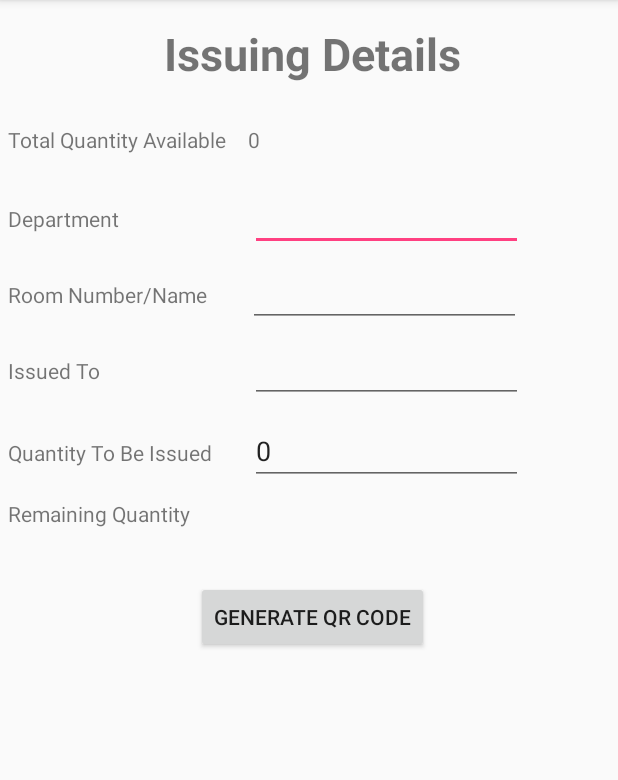
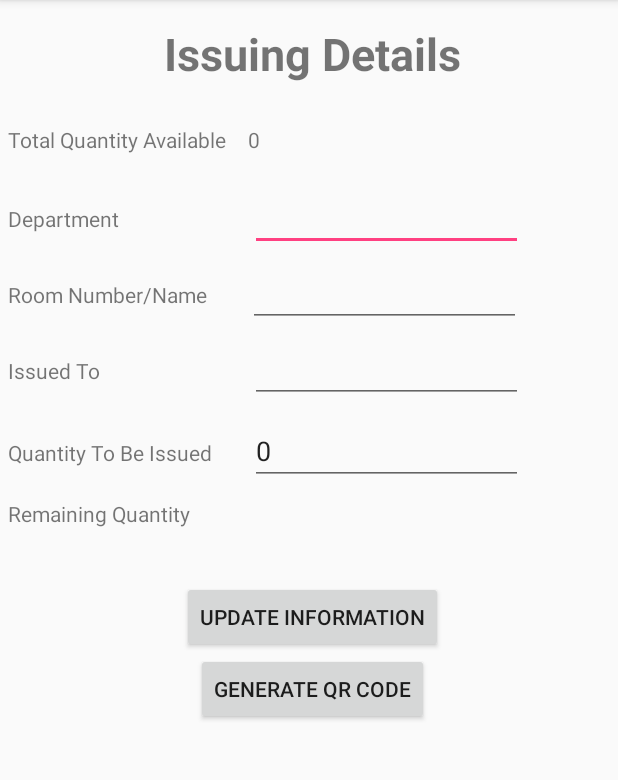
Before and after one commit to PrinceSumberia/assets-management, an Android app: the IssuingAssets screen opened directly, with no data from a screen before it, on a phone screen of 412 x 824 dp, the part 84-864 px from its top. Run offline under Robolectric (Android 15) with nearby library versions, the phone set to English and light mode, and no system bars; our stand-ins replace Firebase (no records; nobody signed in at launch, a user with empty details on screens opened directly); 2 statements that could not run were skipped.

Commit message:
Updated Code

```diff
--- a/app/src/main/java/com/prince/assetManagement/Details.java
+++ b/app/src/main/java/com/prince/assetManagement/Details.java
@@ -173,6 +173,7 @@ public class Details extends AppCompatActivity {
                 asset.put("room", "None");
                 asset.put("quantity_issued", 0);
                 asset.put("remaining_quantity", total_quantity);
+                asset.put("issued_to", "None");
 //                int total_quantity_testing = Integer.parseInt(total_assets);
                 for (int i = 0; i < total_quantity; i++) {
 //                    numView.setText(String.valueOf(i));
--- a/app/src/main/java/com/prince/assetManagement/IssuingAssets.java
+++ b/app/src/main/java/com/prince/assetManagement/IssuingAssets.java
@@ -1,5 +1,6 @@
 package com.prince.assetManagement;
 
+import android.app.ProgressDialog;
 import android.content.Intent;
 import android.os.Bundle;
 import android.support.v7.app.AppCompatActivity;
@@ -18,17 +19,16 @@ import com.google.firebase.firestore.FirebaseFirestore;
 
 import java.util.ArrayList;
 import java.util.Arrays;
-import java.util.List;
 
 public class IssuingAssets extends AppCompatActivity {
     TextView available_quantity_field, remaining_quantity_field;
     EditText department_name_field, room_field, issue_quantity_field, issued_to_field;
-    Button next;
+    Button next, update_info;
     FirebaseAuth mAuth;
     FirebaseFirestore db = FirebaseFirestore.getInstance();
     private String TAG = IssuingAssets.class.getName();
 //    ArrayList<String> document_list = new ArrayList<>();
-
+//
 
     @Override
     protected void onCreate(Bundle savedInstanceState) {
@@ -37,22 +37,23 @@ public class IssuingAssets extends AppCompatActivity {
         available_quantity_field = findViewById(R.id.total_quantity_available);
         department_name_field = findViewById(R.id.department);
         room_field = findViewById(R.id.room_number);
+        update_info = findViewById(R.id.update);
         issue_quantity_field = findViewById(R.id.issue_quantity);
         remaining_quantity_field = findViewById(R.id.remaining_quantity);
         next = findViewById(R.id.next);
         issued_to_field = findViewById(R.id.issued_to);
 
 
-        String document= getIntent().getStringExtra("document_id");
+        final String document = getIntent().getStringExtra("document_id");
         final ArrayList<String> document_list = new ArrayList<>(Arrays.asList(document.split(",")));
 
 
         FirebaseApp.initializeApp(getApplicationContext());
-        String user_id = FirebaseAuth.getInstance().getCurrentUser().getUid();
+        final String user_id = FirebaseAuth.getInstance().getCurrentUser().getUid();
         final String id = getIntent().getStringExtra("id");
 
-        final int total_quantity = getIntent().getIntExtra("totalQuantity",0);
-        Log.e(TAG, "Total quantity getting is" + total_quantity );
+        final int total_quantity = getIntent().getIntExtra("totalQuantity", 0);
+        Log.e(TAG, "Total quantity getting is" + total_quantity);
         available_quantity_field.setText(String.valueOf(total_quantity));
         String department = department_name_field.getText().toString();
         String room_number = room_field.getText().toString();
@@ -72,24 +73,19 @@ public class IssuingAssets extends AppCompatActivity {
                     int quantity_issued = Integer.parseInt(str_quantity_issued);
                     int remaining_quantity = total_quantity - quantity_issued;
                     remaining_quantity_field.setText(String.valueOf(remaining_quantity));
+                } catch (Exception e) {
+                    Log.e(TAG, "onTextChanged: Exception Occurred!");
                 }
-                catch (Exception e){
-                    Log.e(TAG, "onTextChanged: Exception Occurred!" );
-                }
-
-
             }
 
             @Override
             public void afterTextChanged(Editable editable) {
             }
         });
-//        int remaining_quantity = total_quantity - quantity_issued;
-//        remaining_quantity_field.setText(String.valueOf(remaining_quantity));
 
-//        Toast.makeText(this, "Total Quantity is" + total_quantity, Toast.LENGTH_SHORT).show();
 
         final String detectedObject = getIntent().getStringExtra("detectedObject");
+        Log.e(TAG, "Document list is getting ready" + document_list.toString());
 //        Toast.makeText(this, "Document list is " + document_list.toString(), Toast.LENGTH_SHORT).show();
         next.setOnClickListener(new View.OnClickListener() {
             @Override
@@ -97,8 +93,40 @@ public class IssuingAssets extends AppCompatActivity {
                 Intent intent = new Intent(IssuingAssets.this, GenerateQR.class);
                 intent.putExtra("detectedObject", detectedObject);
                 intent.putExtra("id", id);
-                intent.putStringArrayListExtra("Document IDs",document_list);
+                intent.putStringArrayListExtra("Document IDs", document_list);
                 startActivity(intent);
+            }
+        });
+
+
+        update_info.setOnClickListener(new View.OnClickListener() {
+            @Override
+            public void onClick(View view) {
+                final ProgressDialog progressDialog = new ProgressDialog(IssuingAssets.this);
+                progressDialog.setTitle("Saving Information");
+//                progressDialog.setMessage("Please Wait While We are Saving Information");
+//                progressDialog.show();
+                String str_quantity_update = issue_quantity_field.getText().toString();
+                final String issued_to_name = issued_to_field.getText().toString();
+                final String department = department_name_field.getText().toString();
+                final String room_number = room_field.getText().toString();
+
+                final int quantity_issued_update = Integer.parseInt(str_quantity_update);
+                String str_remaining_quantity = remaining_quantity_field.getText().toString();
+                int remaining_quantity = Integer.parseInt(str_remaining_quantity);
+
+
+                for (int i = 0; i < quantity_issued_update; i++) {
+//                    Log.e(TAG, "Document.list id " + i + " " + document_list.get(i) );
+                    db.collection("users").document(user_id).collection(detectedObject).document(document_list.get(i + 1)).update("issued_to", issued_to_name);
+                    db.collection("users").document(user_id).collection(detectedObject).document(document_list.get(i + 1)).update("department", department);
+                    db.collection("users").document(user_id).collection(detectedObject).document(document_list.get(i + 1)).update("room", room_number);
+                    db.collection("users").document(user_id).collection(detectedObject).document(document_list.get(i + 1)).update("quantity_issued", quantity_issued_update);
+                    db.collection("users").document(user_id).collection(detectedObject).document(document_list.get(i + 1)).update("remaining_quantity", remaining_quantity);
+                    if (i == quantity_issued_update - 1) {
+                        Toast.makeText(IssuingAssets.this, "You can now Proceed", Toast.LENGTH_SHORT).show();
+                    }
+                }
             }
         });
     }
--- a/app/src/main/res/layout/activity_issuing_assets.xml
+++ b/app/src/main/res/layout/activity_issuing_assets.xml
@@ -106,7 +106,7 @@
             android:layout_width="182dp"
             android:layout_height="wrap_content"
             android:inputType="number"
-            android:text="0"/>
+            android:text="0" />
     </LinearLayout>
 
     <LinearLayout
@@ -128,9 +128,17 @@
     </LinearLayout>
 
     <Button
+        android:id="@+id/update"
+        android:layout_width="wrap_content"
+        android:layout_height="wrap_content"
+        android:layout_gravity="center"
+        android:text="Update Information" />
+
+    <Button
         android:id="@+id/next"
         android:layout_width="wrap_content"
         android:layout_height="wrap_content"
-        android:text="Generate QR Code"
-        android:layout_gravity="center"/>
+        android:layout_gravity="center"
+        android:text="Generate QR Code" />
+
 </LinearLayout>
```
